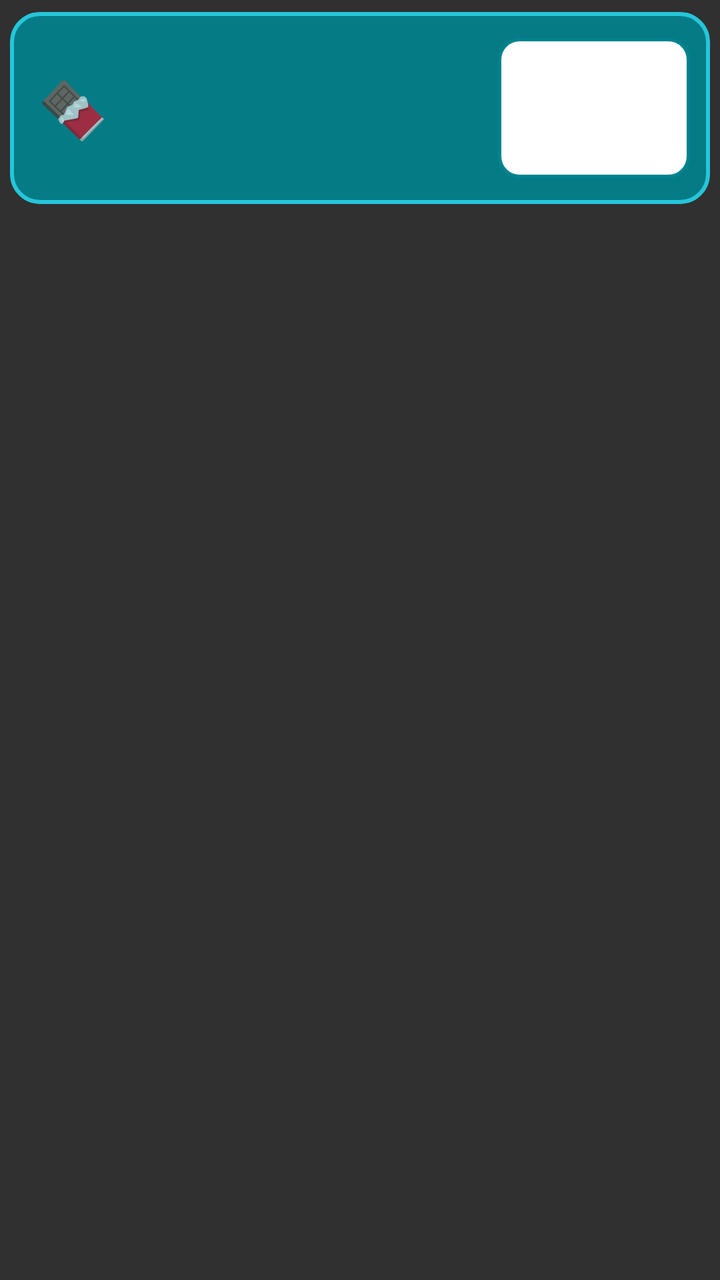
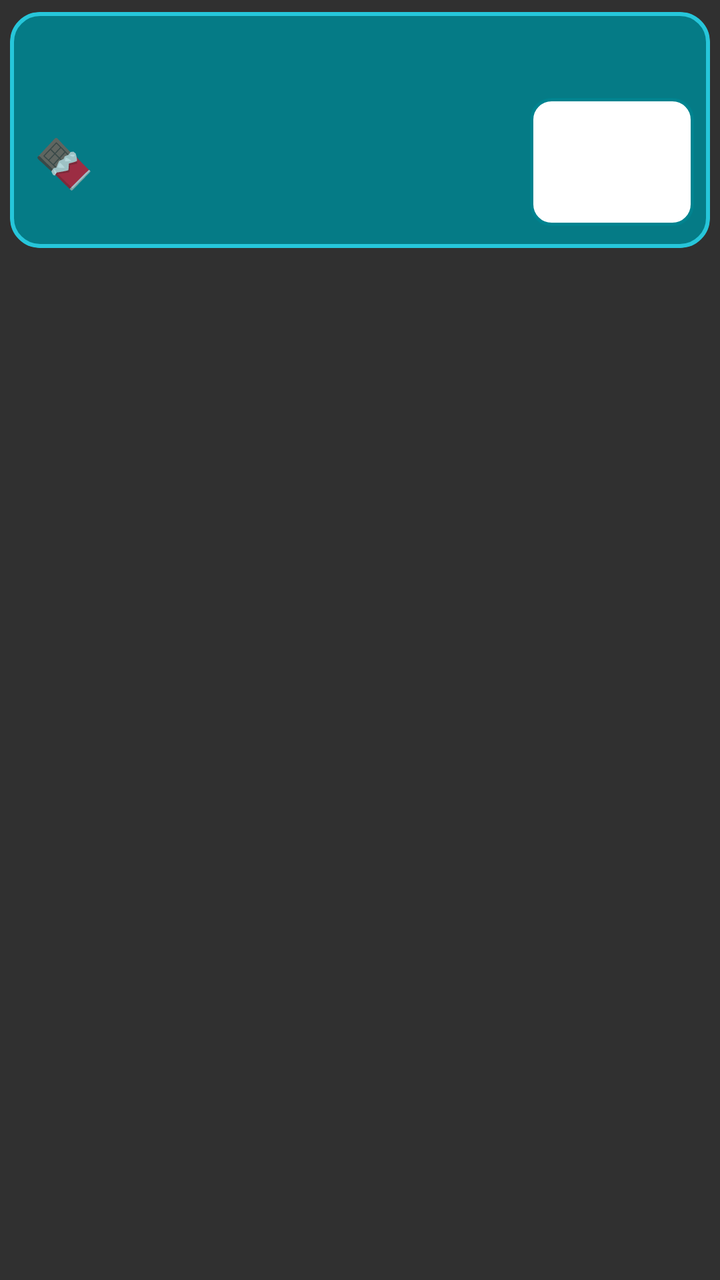

Screens rendered from an Android XML layout before and after an edit, with the pre-edit source and the edit as a unified diff.
<!-- AndroidManifest.xml: application theme Theme.AppCompat -->
<!-- res/layout/overlay_fueling_prompt.xml -->
<?xml version="1.0" encoding="utf-8"?>
<FrameLayout xmlns:android="http://schemas.android.com/apk/res/android"
    android:layout_width="match_parent"
    android:layout_height="wrap_content"
    android:paddingStart="5dp" android:paddingEnd="5dp" android:paddingTop="6dp" android:paddingBottom="3dp">
    <LinearLayout
        android:layout_width="match_parent" android:layout_height="wrap_content"
        android:background="@drawable/bg_fueling_overlay" android:clipToOutline="true" android:elevation="12dp"
        android:gravity="center_vertical" android:orientation="horizontal"
        android:paddingStart="14dp" android:paddingEnd="10dp" android:paddingTop="13dp" android:paddingBottom="13dp">
        <TextView android:id="@+id/tv_fuel_icon" android:layout_width="wrap_content" android:layout_height="wrap_content"
            android:layout_marginEnd="10dp" android:text="@string/fueling_overlay_icon" android:textSize="28sp" />
        <LinearLayout android:layout_width="0dp" android:layout_height="wrap_content" android:layout_weight="1" android:orientation="vertical">
            <TextView android:id="@+id/tv_fuel_title" android:layout_width="match_parent" android:layout_height="wrap_content"
                android:textColor="#FFFFFF" android:textSize="24sp" android:textStyle="bold" android:maxLines="1" android:ellipsize="end" />
            <TextView android:id="@+id/tv_fuel_detail" android:layout_width="match_parent" android:layout_height="wrap_content"
                android:textColor="#FFB2EBF2" android:textSize="18sp" android:layout_marginTop="2dp" android:maxLines="2" android:ellipsize="end" />
        </LinearLayout>
        
        <LinearLayout android:id="@+id/btn_fuel_action" android:layout_width="96dp" android:layout_height="70dp"
            android:layout_marginStart="6dp" android:background="@drawable/bg_fueling_button" android:clipToOutline="true"
            android:orientation="vertical" android:gravity="center"
            android:clickable="true" android:focusable="true">
            <TextView android:id="@+id/btn_fuel_action_label" android:layout_width="wrap_content" android:layout_height="wrap_content"
                android:textColor="#FF00838F" android:textSize="24sp" android:textStyle="bold"
                android:maxLines="1" android:includeFontPadding="false" />
            <TextView android:id="@+id/btn_fuel_action_amount" android:layout_width="wrap_content" android:layout_height="wrap_content"
                android:textColor="#FF00838F" android:textSize="15sp"
                android:maxLines="1" android:includeFontPadding="false" />
        </LinearLayout>
    </LinearLayout>
</FrameLayout>
<!-- resources referenced by this layout -->
<resources>
  <!-- drawable bg_fueling_button (drawable) -->
  <?xml version="1.0" encoding="utf-8"?>
  <shape xmlns:android="http://schemas.android.com/apk/res/android"
      android:shape="rectangle">
  
      <solid android:color="#FFFFFF" />
  
      <stroke
          android:width="1.5dp"
          android:color="#FF00838F" />
  
      <corners android:radius="10dp" />
  
  </shape>
  <!-- drawable bg_fueling_overlay (drawable) -->
  <?xml version="1.0" encoding="utf-8"?>
  <shape xmlns:android="http://schemas.android.com/apk/res/android"
      android:shape="rectangle">
  
      <solid android:color="#E600838F" />
  
      <stroke
          android:width="2dp"
          android:color="#FF26C6DA" />
  
      <corners android:radius="14dp" />
  
  </shape>
  <string name="fueling_overlay_icon" translatable="false">🍫</string>
</resources>

<!-- the commit's change to res/layout/overlay_fueling_prompt.xml (unified diff, before → after) -->
@@ -3,30 +3,35 @@
     android:layout_width="match_parent"
     android:layout_height="wrap_content"
     android:paddingStart="5dp" android:paddingEnd="5dp" android:paddingTop="6dp" android:paddingBottom="3dp">
+    
     <LinearLayout
+        android:id="@+id/fuel_overlay_bg"
         android:layout_width="match_parent" android:layout_height="wrap_content"
         android:background="@drawable/bg_fueling_overlay" android:clipToOutline="true" android:elevation="12dp"
-        android:gravity="center_vertical" android:orientation="horizontal"
-        android:paddingStart="14dp" android:paddingEnd="10dp" android:paddingTop="13dp" android:paddingBottom="13dp">
-        <TextView android:id="@+id/tv_fuel_icon" android:layout_width="wrap_content" android:layout_height="wrap_content"
-            android:layout_marginEnd="10dp" android:text="@string/fueling_overlay_icon" android:textSize="28sp" />
-        <LinearLayout android:layout_width="0dp" android:layout_height="wrap_content" android:layout_weight="1" android:orientation="vertical">
-            <TextView android:id="@+id/tv_fuel_title" android:layout_width="match_parent" android:layout_height="wrap_content"
-                android:textColor="#FFFFFF" android:textSize="24sp" android:textStyle="bold" android:maxLines="1" android:ellipsize="end" />
-            <TextView android:id="@+id/tv_fuel_detail" android:layout_width="match_parent" android:layout_height="wrap_content"
-                android:textColor="#FFB2EBF2" android:textSize="18sp" android:layout_marginTop="2dp" android:maxLines="2" android:ellipsize="end" />
-        </LinearLayout>
-        
-        <LinearLayout android:id="@+id/btn_fuel_action" android:layout_width="96dp" android:layout_height="70dp"
-            android:layout_marginStart="6dp" android:background="@drawable/bg_fueling_button" android:clipToOutline="true"
-            android:orientation="vertical" android:gravity="center"
-            android:clickable="true" android:focusable="true">
-            <TextView android:id="@+id/btn_fuel_action_label" android:layout_width="wrap_content" android:layout_height="wrap_content"
-                android:textColor="#FF00838F" android:textSize="24sp" android:textStyle="bold"
-                android:maxLines="1" android:includeFontPadding="false" />
-            <TextView android:id="@+id/btn_fuel_action_amount" android:layout_width="wrap_content" android:layout_height="wrap_content"
-                android:textColor="#FF00838F" android:textSize="15sp"
-                android:maxLines="1" android:includeFontPadding="false" />
+        android:orientation="vertical"
+        android:paddingStart="12dp" android:paddingEnd="8dp" android:paddingTop="11dp" android:paddingBottom="11dp">
+        <TextView android:id="@+id/tv_fuel_title" android:layout_width="match_parent" android:layout_height="wrap_content"
+            android:textColor="#FFFFFF" android:textSize="20sp" android:textStyle="bold"
+            android:maxLines="2" android:ellipsize="end" />
+        <LinearLayout android:layout_width="match_parent" android:layout_height="wrap_content"
+            android:orientation="horizontal" android:gravity="center_vertical" android:layout_marginTop="5dp">
+            <TextView android:id="@+id/tv_fuel_icon" android:layout_width="wrap_content" android:layout_height="wrap_content"
+                android:layout_marginEnd="8dp" android:text="@string/fueling_overlay_icon" android:textSize="24sp" />
+            <TextView android:id="@+id/tv_fuel_detail" android:layout_width="0dp" android:layout_height="wrap_content"
+                android:layout_weight="1"
+                android:textColor="#FFB2EBF2" android:textSize="15sp" android:maxLines="2" android:ellipsize="end" />
+            
+            <LinearLayout android:id="@+id/btn_fuel_action" android:layout_width="82dp" android:layout_height="64dp"
+                android:layout_marginStart="6dp" android:background="@drawable/bg_fueling_button" android:clipToOutline="true"
+                android:orientation="vertical" android:gravity="center"
+                android:clickable="true" android:focusable="true">
+                <TextView android:id="@+id/btn_fuel_action_label" android:layout_width="wrap_content" android:layout_height="wrap_content"
+                    android:textColor="#FF00838F" android:textSize="18sp" android:textStyle="bold"
+                    android:maxLines="1" android:ellipsize="end" android:includeFontPadding="false" />
+                <TextView android:id="@+id/btn_fuel_action_amount" android:layout_width="wrap_content" android:layout_height="wrap_content"
+                    android:textColor="#FF00838F" android:textSize="13sp"
+                    android:maxLines="1" android:includeFontPadding="false" />
+            </LinearLayout>
         </LinearLayout>
     </LinearLayout>
 </FrameLayout>
